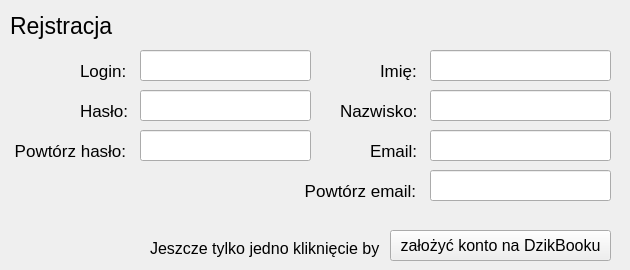
First picture: the form in Frontend/Main/UiFiles/Register_window.ui, repository sasuke5055/Python-messenger1, before the edit.
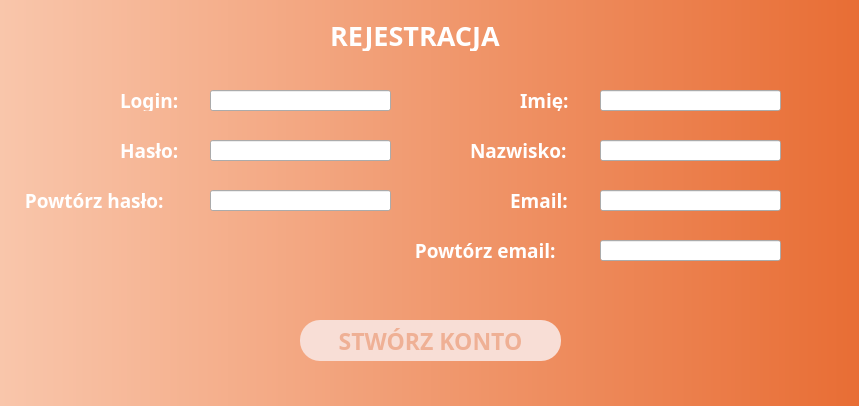
Second picture: the form after the edit.

Commit message: style: add style to all ui windows

```diff
--- a/Frontend/Main/UiFiles/Register_window.ui
+++ b/Frontend/Main/UiFiles/Register_window.ui
@@ -6,8 +6,8 @@
    <rect>
     <x>0</x>
     <y>0</y>
-    <width>630</width>
-    <height>270</height>
+    <width>859</width>
+    <height>406</height>
    </rect>
   </property>
   <property name="minimumSize">
@@ -18,44 +18,114 @@
   </property>
   <property name="maximumSize">
    <size>
-    <width>630</width>
-    <height>270</height>
+    <width>999</width>
+    <height>999</height>
    </size>
   </property>
   <property name="windowTitle">
    <string>Rejstracja</string>
   </property>
+  <property name="styleSheet">
+   <string notr="true">#MainWindow{
+background-color: qlineargradient(spread:pad, x1:0, y1:0, x2:1, y2:0, stop:0 rgba(249, 198, 171, 255), stop:1 rgba(232, 109, 52, 255));
+font: bold 20pt &quot;Routed Gothic&quot;;
+border-radius: 35px;
+}
+#centralwidget{
+background-color: qlineargradient(spread:pad, x1:0, y1:0, x2:1, y2:0, stop:0 rgba(249, 198, 171, 255), stop:1 rgba(232, 109, 52, 255));
+}
+#button_register{
+background-color: rgb(248, 222, 214);
+border-radius: 20px;
+font: bold 17pt &quot;Routed Gothic&quot;;
+color: rgba(224,102,46,99)
+}
+#button_register:hover {
+background-color: rgba(228, 78, 9, 255);
+color: white
+}
+#label_Rejestracja{
+border-radius: 35px;
+font: bold 20pt &quot;Routed Gothic&quot;;
+color:white
+}
+#label_Login{
+border-radius: 35px;
+font: bold 14pt &quot;Routed Gothic&quot;;
+color:white
+}
+#label_Haslo{
+border-radius: 35px;
+font: bold 14pt &quot;Routed Gothic&quot;;
+color:white
+}
+#label_P_Haslo{
+border-radius: 35px;
+font: bold 14pt &quot;Routed Gothic&quot;;
+color:white
+}
+#label_Imie{
+border-radius: 35px;
+font: bold 14pt &quot;Routed Gothic&quot;;
+color:white
+}
+#label_Nazwisko{
+border-radius: 35px;
+font: bold 14pt &quot;Routed Gothic&quot;;
+color:white
+}
+#label_Email{
+border-radius: 35px;
+font: bold 14pt &quot;Routed Gothic&quot;;
+color:white
+}
+#label_P_Email{
+border-radius: 35px;
+font: bold 14pt &quot;Routed Gothic&quot;;
+color:white
+}
+
+</string>
+  </property>
   <widget class="QWidget" name="centralwidget">
-   <widget class="QLabel" name="label">
+   <widget class="QLabel" name="label_Rejestracja">
     <property name="geometry">
      <rect>
-      <x>10</x>
-      <y>10</y>
-      <width>121</width>
+      <x>330</x>
+      <y>20</y>
+      <width>241</width>
       <height>31</height>
      </rect>
     </property>
     <property name="font">
      <font>
-      <pointsize>17</pointsize>
+      <family>Routed Gothic</family>
+      <pointsize>20</pointsize>
+      <weight>75</weight>
+      <italic>false</italic>
+      <bold>true</bold>
      </font>
     </property>
     <property name="text">
-     <string>Rejstracja</string>
+     <string>REJESTRACJA</string>
     </property>
    </widget>
-   <widget class="QLabel" name="label_2">
+   <widget class="QLabel" name="label_Imie">
     <property name="geometry">
      <rect>
-      <x>380</x>
-      <y>60</y>
-      <width>41</width>
+      <x>520</x>
+      <y>90</y>
+      <width>61</width>
       <height>21</height>
      </rect>
     </property>
     <property name="font">
      <font>
-      <pointsize>13</pointsize>
+      <family>Routed Gothic</family>
+      <pointsize>14</pointsize>
+      <weight>75</weight>
+      <italic>false</italic>
+      <bold>true</bold>
      </font>
     </property>
     <property name="layoutDirection">
@@ -65,18 +135,22 @@
      <string>Imię:</string>
     </property>
    </widget>
-   <widget class="QLabel" name="label_3">
+   <widget class="QLabel" name="label_Nazwisko">
     <property name="geometry">
      <rect>
-      <x>340</x>
-      <y>100</y>
-      <width>81</width>
+      <x>470</x>
+      <y>140</y>
+      <width>121</width>
       <height>21</height>
      </rect>
     </property>
     <property name="font">
      <font>
-      <pointsize>13</pointsize>
+      <family>Routed Gothic</family>
+      <pointsize>14</pointsize>
+      <weight>75</weight>
+      <italic>false</italic>
+      <bold>true</bold>
      </font>
     </property>
     <property name="layoutDirection">
@@ -86,18 +160,22 @@
      <string>Nazwisko:</string>
     </property>
    </widget>
-   <widget class="QLabel" name="label_4">
+   <widget class="QLabel" name="label_Login">
     <property name="geometry">
      <rect>
-      <x>80</x>
-      <y>60</y>
-      <width>51</width>
+      <x>120</x>
+      <y>90</y>
+      <width>81</width>
       <height>21</height>
      </rect>
     </property>
     <property name="font">
      <font>
-      <pointsize>13</pointsize>
+      <family>Routed Gothic</family>
+      <pointsize>14</pointsize>
+      <weight>75</weight>
+      <italic>false</italic>
+      <bold>true</bold>
      </font>
     </property>
     <property name="layoutDirection">
@@ -107,18 +185,22 @@
      <string>Login:</string>
     </property>
    </widget>
-   <widget class="QLabel" name="label_5">
+   <widget class="QLabel" name="label_Haslo">
     <property name="geometry">
      <rect>
-      <x>80</x>
-      <y>100</y>
-      <width>51</width>
+      <x>120</x>
+      <y>140</y>
+      <width>81</width>
       <height>21</height>
      </rect>
     </property>
     <property name="font">
      <font>
-      <pointsize>13</pointsize>
+      <family>Routed Gothic</family>
+      <pointsize>14</pointsize>
+      <weight>75</weight>
+      <italic>false</italic>
+      <bold>true</bold>
      </font>
     </property>
     <property name="layoutDirection">
@@ -128,18 +210,22 @@
      <string>Hasło:</string>
     </property>
    </widget>
-   <widget class="QLabel" name="label_6">
+   <widget class="QLabel" name="label_P_Haslo">
     <property name="geometry">
      <rect>
-      <x>10</x>
-      <y>140</y>
-      <width>121</width>
+      <x>20</x>
+      <y>190</y>
+      <width>181</width>
       <height>21</height>
      </rect>
     </property>
     <property name="font">
      <font>
-      <pointsize>13</pointsize>
+      <family>Routed Gothic</family>
+      <pointsize>14</pointsize>
+      <weight>75</weight>
+      <italic>false</italic>
+      <bold>true</bold>
      </font>
     </property>
     <property name="layoutDirection">
@@ -149,18 +235,22 @@
      <string> Powtórz hasło:</string>
     </property>
    </widget>
-   <widget class="QLabel" name="label_7">
+   <widget class="QLabel" name="label_Email">
     <property name="geometry">
      <rect>
-      <x>370</x>
-      <y>140</y>
-      <width>51</width>
+      <x>510</x>
+      <y>190</y>
+      <width>81</width>
       <height>21</height>
      </rect>
     </property>
     <property name="font">
      <font>
-      <pointsize>13</pointsize>
+      <family>Routed Gothic</family>
+      <pointsize>14</pointsize>
+      <weight>75</weight>
+      <italic>false</italic>
+      <bold>true</bold>
      </font>
     </property>
     <property name="layoutDirection">
@@ -170,18 +260,22 @@
      <string>Email:</string>
     </property>
    </widget>
-   <widget class="QLabel" name="label_8">
+   <widget class="QLabel" name="label_P_Email">
     <property name="geometry">
      <rect>
-      <x>300</x>
-      <y>180</y>
-      <width>131</width>
+      <x>410</x>
+      <y>240</y>
+      <width>181</width>
       <height>21</height>
      </rect>
     </property>
     <property name="font">
      <font>
-      <pointsize>13</pointsize>
+      <family>Routed Gothic</family>
+      <pointsize>14</pointsize>
+      <weight>75</weight>
+      <italic>false</italic>
+      <bold>true</bold>
      </font>
     </property>
     <property name="layoutDirection">
@@ -194,20 +288,20 @@
    <widget class="QLineEdit" name="lineEdit_login">
     <property name="geometry">
      <rect>
-      <x>140</x>
-      <y>50</y>
-      <width>171</width>
-      <height>31</height>
+      <x>600</x>
+      <y>90</y>
+      <width>181</width>
+      <height>21</height>
      </rect>
     </property>
    </widget>
    <widget class="QLineEdit" name="lineEdit_pass">
     <property name="geometry">
      <rect>
-      <x>140</x>
-      <y>90</y>
-      <width>171</width>
-      <height>31</height>
+      <x>210</x>
+      <y>140</y>
+      <width>181</width>
+      <height>21</height>
      </rect>
     </property>
     <property name="echoMode">
@@ -217,10 +311,10 @@
    <widget class="QLineEdit" name="lineEdit_pass2">
     <property name="geometry">
      <rect>
-      <x>140</x>
-      <y>130</y>
-      <width>171</width>
-      <height>31</height>
+      <x>210</x>
+      <y>190</y>
+      <width>181</width>
+      <height>21</height>
      </rect>
     </property>
     <property name="echoMode">
@@ -230,77 +324,63 @@
    <widget class="QLineEdit" name="lineEdit_fname">
     <property name="geometry">
      <rect>
-      <x>430</x>
-      <y>50</y>
+      <x>210</x>
+      <y>90</y>
       <width>181</width>
-      <height>31</height>
+      <height>21</height>
      </rect>
     </property>
    </widget>
    <widget class="QLineEdit" name="lineEdit_sname">
     <property name="geometry">
      <rect>
-      <x>430</x>
-      <y>90</y>
+      <x>600</x>
+      <y>140</y>
       <width>181</width>
-      <height>31</height>
+      <height>21</height>
      </rect>
     </property>
    </widget>
    <widget class="QLineEdit" name="lineEdit_email">
     <property name="geometry">
      <rect>
-      <x>430</x>
-      <y>130</y>
+      <x>600</x>
+      <y>190</y>
       <width>181</width>
-      <height>31</height>
+      <height>21</height>
      </rect>
     </property>
    </widget>
    <widget class="QLineEdit" name="lineEdit_email2">
     <property name="geometry">
      <rect>
-      <x>430</x>
-      <y>170</y>
+      <x>600</x>
+      <y>240</y>
       <width>181</width>
-      <height>31</height>
+      <height>21</height>
      </rect>
     </property>
    </widget>
    <widget class="QPushButton" name="button_register">
     <property name="geometry">
      <rect>
-      <x>390</x>
-      <y>230</y>
-      <width>221</width>
-      <height>31</height>
+      <x>300</x>
+      <y>320</y>
+      <width>261</width>
+      <height>41</height>
      </rect>
     </property>
     <property name="font">
      <font>
-      <pointsize>12</pointsize>
+      <family>Routed Gothic</family>
+      <pointsize>17</pointsize>
+      <weight>75</weight>
+      <italic>false</italic>
+      <bold>true</bold>
      </font>
     </property>
     <property name="text">
-     <string>założyć konto na DzikBooku</string>
-    </property>
-   </widget>
-   <widget class="QLabel" name="label_9">
-    <property name="geometry">
-     <rect>
-      <x>150</x>
-      <y>240</y>
-      <width>241</width>
-      <height>17</height>
-     </rect>
-    </property>
-    <property name="font">
-     <font>
-      <pointsize>12</pointsize>
-     </font>
-    </property>
-    <property name="text">
-     <string>Jeszcze tylko jedno kliknięcie by </string>
+     <string>STWÓRZ KONTO</string>
     </property>
    </widget>
   </widget>
```
The commit also changes 8 other files.
